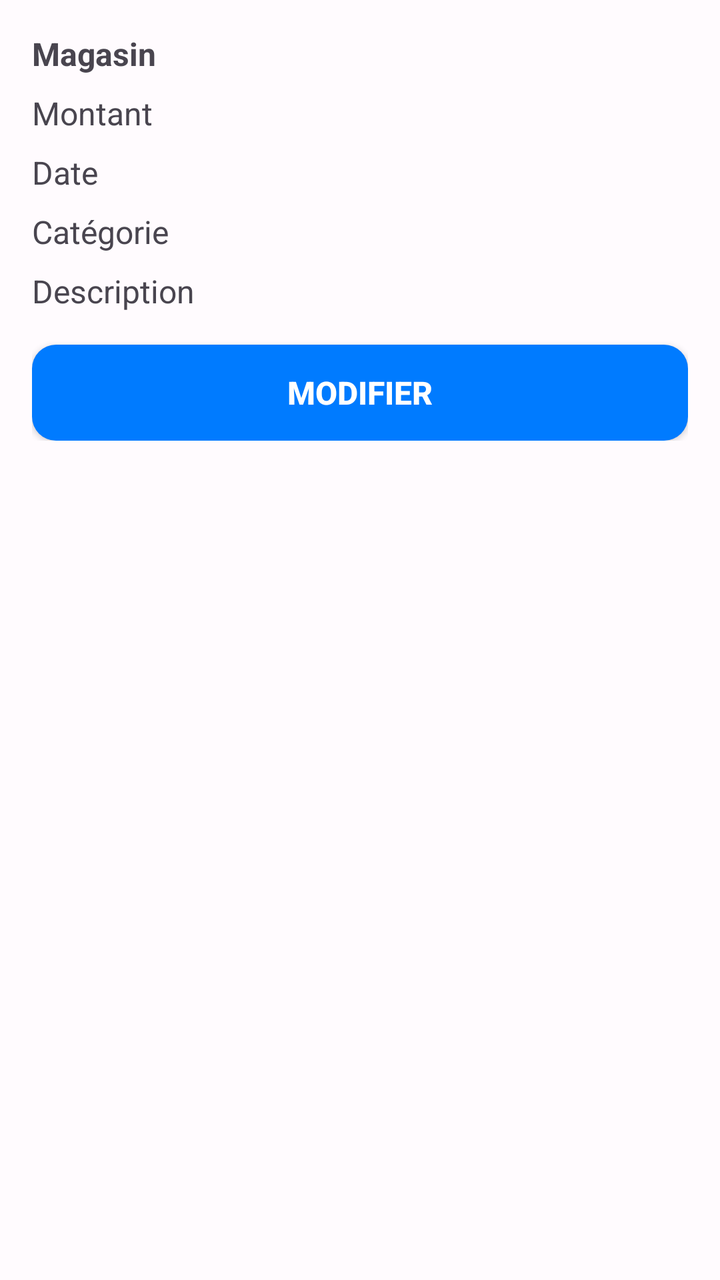
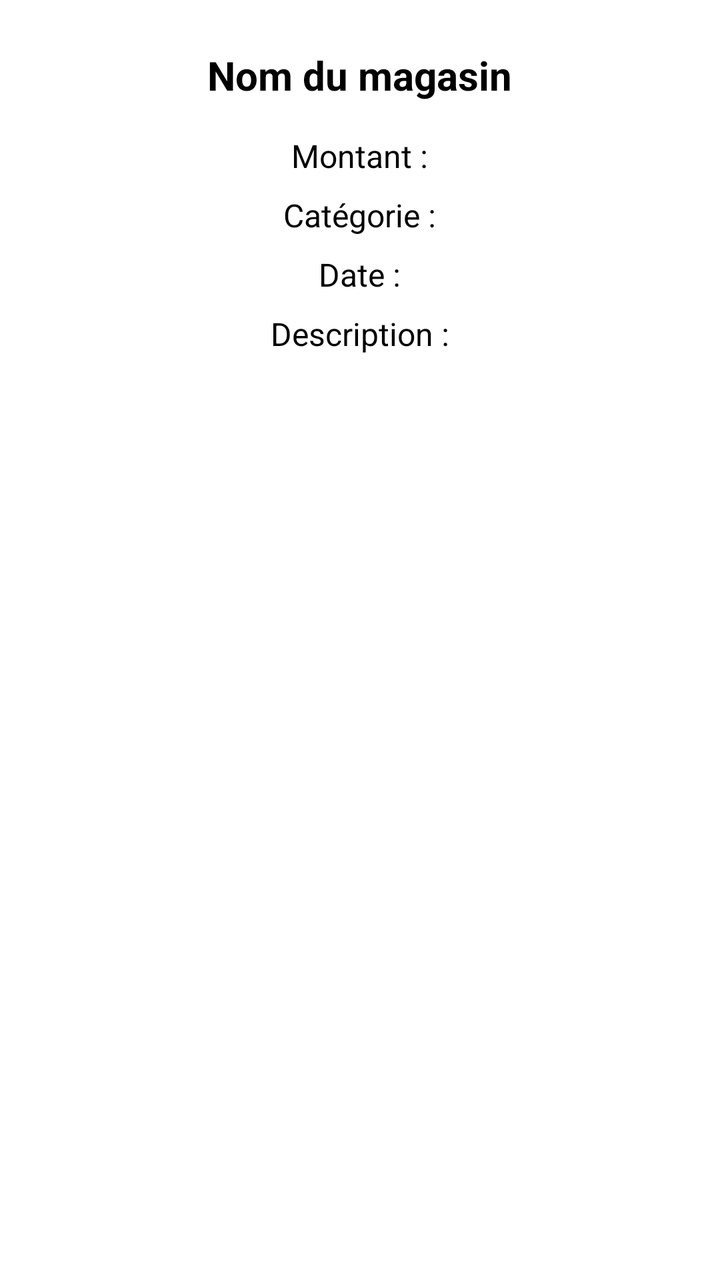

Before-and-after screenshots of an Android layout around one commit, followed by the original layout XML and the change that was made.
<!-- AndroidManifest.xml: application theme Theme.eTix -->
<!-- res/layout/activity_ticket_detail.xml -->
<?xml version="1.0" encoding="utf-8"?>
<ScrollView xmlns:android="http://schemas.android.com/apk/res/android"
    android:layout_width="match_parent"
    android:layout_height="match_parent"
    android:padding="16dp"
    android:background="?android:attr/windowBackground">

    <LinearLayout
        android:layout_width="match_parent"
        android:layout_height="wrap_content"
        android:orientation="vertical"
        android:gravity="center_horizontal">

        <TextView
            android:id="@+id/tvDetailStore"
            android:layout_width="match_parent"
            android:layout_height="wrap_content"
            android:text="Magasin"
            android:textStyle="bold"
            android:textSize="16sp" />

        <TextView
            android:id="@+id/tvDetailAmount"
            android:layout_width="match_parent"
            android:layout_height="wrap_content"
            android:text="Montant"
            android:layout_marginTop="8dp"
            android:textSize="16sp" />

        <TextView
            android:id="@+id/tvDetailDate"
            android:layout_width="match_parent"
            android:layout_height="wrap_content"
            android:text="Date"
            android:layout_marginTop="8dp"
            android:textSize="16sp" />

        <TextView
            android:id="@+id/tvDetailCategory"
            android:layout_width="match_parent"
            android:layout_height="wrap_content"
            android:text="Catégorie"
            android:layout_marginTop="8dp"
            android:textSize="16sp" />

        <TextView
            android:id="@+id/tvDetailDescription"
            android:layout_width="match_parent"
            android:layout_height="wrap_content"
            android:text="Description"
            android:layout_marginTop="8dp"
            android:textSize="16sp" />

        <Button
            android:id="@+id/btnEditTicket"
            android:layout_width="match_parent"
            android:layout_height="wrap_content"
            android:text="@string/btn_edit"
            android:layout_marginTop="16dp"
            style="@style/Shape" />
    </LinearLayout>
</ScrollView>
<!-- resources referenced by this layout -->
<resources>
  <string name="btn_edit">Modifier</string>
  <style name="Shape">
          <item name="android:background">@drawable/bg_button</item>
          <item name="android:textColor">@android:color/white</item>
          <item name="android:backgroundTint">@color/md_primary</item>
          <item name="android:textColor">@color/md_onPrimary</item>
          <item name="android:textStyle">bold</item>
          <item name="android:textSize">16sp</item>
          <item name="android:fontFamily">sans-serif-medium</item>
      </style>
  <!-- drawable bg_button (drawable) -->
  <?xml version="1.0" encoding="utf-8"?>
  <ripple xmlns:android="http://schemas.android.com/apk/res/android"
      android:color="#3399FF"> 
  
      <item>
          <shape android:shape="rectangle">
              <solid android:color="@color/blue" />
              <corners android:radius="12dp" />
              <padding
                  android:left="16dp"
                  android:top="12dp"
                  android:right="16dp"
                  android:bottom="12dp" />
          </shape>
      </item>
  </ripple>
  <color name="md_primary">#007BFF</color>
  <color name="md_onPrimary">#FFFFFF</color>
  <color name="md_primaryContainer">#EAF3FF</color>
  <color name="md_onPrimaryContainer">#333333</color>
  <color name="md_secondary">#625B71</color>
  <color name="md_onSecondary">#FFFFFF</color>
  <color name="md_secondaryContainer">#E8DEF8</color>
  <color name="md_onSecondaryContainer">#1D192B</color>
  <color name="md_tertiary">#7D5260</color>
  <color name="md_onTertiary">#FFFFFF</color>
  <color name="md_tertiaryContainer">#FFD8E4</color>
  <color name="md_onTertiaryContainer">#31111D</color>
  <color name="md_background">#FFFBFE</color>
  <color name="md_onBackground">#1C1B1F</color>
  <color name="md_surface">#FFFBFE</color>
  <color name="md_onSurface">#1C1B1F</color>
  <color name="md_surfaceVariant">#E7E0EC</color>
  <color name="md_onSurfaceVariant">#49454F</color>
  <color name="md_outline">#79747E</color>
  <color name="md_error">#B3261E</color>
  <color name="md_onError">#FFFFFF</color>
  <color name="md_errorContainer">#F9DEDC</color>
  <color name="md_onErrorContainer">#410E0B</color>
  <style name="Shape.Medium">
          <item name="cornerFamily">rounded</item>
          <item name="cornerSize">@dimen/corner_m</item>
      </style>
  <style name="Shape.Large">
          <item name="cornerFamily">rounded</item>
          <item name="cornerSize">@dimen/corner_l</item>
      </style>
  <style name="Widget.eTix.Button" parent="Widget.Material3.Button">
          <item name="android:insetTop">0dp</item>
          <item name="android:insetBottom">0dp</item>
      </style>
  <style name="Widget.eTix.Card" parent="Widget.Material3.CardView.Elevated">
          <item name="cardElevation">6dp</item>
          <item name="shapeAppearance">@style/Shape.Medium</item>
      </style>
  <color name="blue">#007BFF</color>
  <dimen name="corner_m">12dp</dimen>
  <dimen name="corner_l">16dp</dimen>
  <!-- unchanged entries left out for length: 1 -->
</resources>

<!-- the commit's change to res/layout/activity_ticket_detail.xml (unified diff, before → after) -->
@@ -1,9 +1,10 @@
 <?xml version="1.0" encoding="utf-8"?>
 <ScrollView xmlns:android="http://schemas.android.com/apk/res/android"
+    android:id="@+id/detailScrollView"
     android:layout_width="match_parent"
     android:layout_height="match_parent"
-    android:padding="16dp"
-    android:background="?android:attr/windowBackground">
+    android:background="@color/white"
+    android:padding="24dp">
 
     <LinearLayout
         android:layout_width="match_parent"
@@ -13,50 +14,49 @@
 
         <TextView
             android:id="@+id/tvDetailStore"
-            android:layout_width="match_parent"
+            android:layout_width="wrap_content"
             android:layout_height="wrap_content"
-            android:text="Magasin"
+            android:text="Nom du magasin"
+            android:textSize="20sp"
             android:textStyle="bold"
-            android:textSize="16sp" />
+            android:textColor="@color/black"
+            android:layout_marginBottom="16dp" />
 
         <TextView
             android:id="@+id/tvDetailAmount"
-            android:layout_width="match_parent"
+            android:layout_width="wrap_content"
             android:layout_height="wrap_content"
-            android:text="Montant"
-            android:layout_marginTop="8dp"
-            android:textSize="16sp" />
+            android:text="Montant :"
+            android:textSize="16sp"
+            android:textColor="@color/black"
+            android:layout_marginBottom="8dp" />
+
+        <TextView
+            android:id="@+id/tvDetailCategory"
+            android:layout_width="wrap_content"
+            android:layout_height="wrap_content"
+            android:text="Catégorie :"
+            android:textSize="16sp"
+            android:textColor="@color/black"
+            android:layout_marginBottom="8dp" />
 
         <TextView
             android:id="@+id/tvDetailDate"
-            android:layout_width="match_parent"
+            android:layout_width="wrap_content"
             android:layout_height="wrap_content"
-            android:text="Date"
-            android:layout_marginTop="8dp"
-            android:textSize="16sp" />
-
-        <TextView
-            android:id="@+id/tvDetailCategory"
-            android:layout_width="match_parent"
-            android:layout_height="wrap_content"
-            android:text="Catégorie"
-            android:layout_marginTop="8dp"
-            android:textSize="16sp" />
+            android:text="Date :"
+            android:textSize="16sp"
+            android:textColor="@color/black"
+            android:layout_marginBottom="8dp" />
 
         <TextView
             android:id="@+id/tvDetailDescription"
-            android:layout_width="match_parent"
+            android:layout_width="wrap_content"
             android:layout_height="wrap_content"
-            android:text="Description"
-            android:layout_marginTop="8dp"
-            android:textSize="16sp" />
+            android:text="Description :"
+            android:textSize="16sp"
+            android:textColor="@color/black"
+            android:layout_marginBottom="8dp" />
 
-        <Button
-            android:id="@+id/btnEditTicket"
-            android:layout_width="match_parent"
-            android:layout_height="wrap_content"
-            android:text="@string/btn_edit"
-            android:layout_marginTop="16dp"
-            style="@style/Shape" />
     </LinearLayout>
 </ScrollView>
<!-- resource entries referenced after the edit -->
@@ -1,32 +1,7 @@
 <!-- resources referenced by this layout -->
 <resources>
-  <string name="btn_edit">Modifier</string>
-  <style name="Shape">
-          <item name="android:background">@drawable/bg_button</item>
-          <item name="android:textColor">@android:color/white</item>
-          <item name="android:backgroundTint">@color/md_primary</item>
-          <item name="android:textColor">@color/md_onPrimary</item>
-          <item name="android:textStyle">bold</item>
-          <item name="android:textSize">16sp</item>
-          <item name="android:fontFamily">sans-serif-medium</item>
-      </style>
-  <!-- drawable bg_button (drawable) -->
-  <?xml version="1.0" encoding="utf-8"?>
-  <ripple xmlns:android="http://schemas.android.com/apk/res/android"
-      android:color="#3399FF"> 
-  
-      <item>
-          <shape android:shape="rectangle">
-              <solid android:color="@color/blue" />
-              <corners android:radius="12dp" />
-              <padding
-                  android:left="16dp"
-                  android:top="12dp"
-                  android:right="16dp"
-                  android:bottom="12dp" />
-          </shape>
-      </item>
-  </ripple>
+  <color name="black">#000000</color>
+  <color name="white">#FFFFFF</color>
   <color name="md_primary">#007BFF</color>
   <color name="md_onPrimary">#FFFFFF</color>
   <color name="md_primaryContainer">#EAF3FF</color>
@@ -66,7 +41,6 @@
           <item name="cardElevation">6dp</item>
           <item name="shapeAppearance">@style/Shape.Medium</item>
       </style>
-  <color name="blue">#007BFF</color>
   <dimen name="corner_m">12dp</dimen>
   <dimen name="corner_l">16dp</dimen>
   <!-- unchanged entries left out for length: 1 -->
